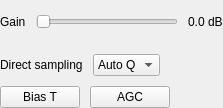
Old version of the form interfaces/sdr/sdr_device_rtlsdr_rxctl.ui in the repository csete/softrig.
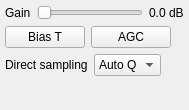
New version of the form.

Commit message: Work on RTL-SDR backend and UI

Diff of the .ui file:
```diff
--- a/interfaces/sdr/sdr_device_rtlsdr_rxctl.ui
+++ b/interfaces/sdr/sdr_device_rtlsdr_rxctl.ui
@@ -6,34 +6,28 @@
    <rect>
     <x>0</x>
     <y>0</y>
-    <width>223</width>
-    <height>108</height>
+    <width>189</width>
+    <height>110</height>
    </rect>
   </property>
   <property name="windowTitle">
    <string>Form</string>
   </property>
   <layout class="QVBoxLayout" name="verticalLayout">
-   <property name="spacing">
-    <number>10</number>
-   </property>
    <property name="leftMargin">
-    <number>0</number>
+    <number>5</number>
    </property>
    <property name="topMargin">
-    <number>0</number>
+    <number>5</number>
    </property>
    <property name="rightMargin">
-    <number>0</number>
+    <number>5</number>
    </property>
    <property name="bottomMargin">
-    <number>0</number>
+    <number>5</number>
    </property>
    <item>
-    <layout class="QHBoxLayout" name="horizontalLayout">
-     <property name="spacing">
-      <number>10</number>
-     </property>
+    <layout class="QHBoxLayout" name="horizontalLayout_2">
      <item>
       <widget class="QLabel" name="gainLabel">
        <property name="text">
@@ -49,7 +43,10 @@
       </widget>
      </item>
      <item>
-      <widget class="QLabel" name="gainInfoLabel">
+      <widget class="QLabel" name="gainValueLabel">
+       <property name="toolTip">
+        <string>Tuner gain value</string>
+       </property>
        <property name="text">
         <string>0.0 dB</string>
        </property>
@@ -58,10 +55,50 @@
     </layout>
    </item>
    <item>
-    <layout class="QHBoxLayout" name="horizontalLayout_2">
-     <property name="spacing">
-      <number>10</number>
-     </property>
+    <layout class="QHBoxLayout" name="horizontalLayout">
+     <item>
+      <widget class="QPushButton" name="biasButton">
+       <property name="toolTip">
+        <string>Toggle DC bias voltage on antenna connector</string>
+       </property>
+       <property name="text">
+        <string>Bias T</string>
+       </property>
+       <property name="checkable">
+        <bool>true</bool>
+       </property>
+      </widget>
+     </item>
+     <item>
+      <widget class="QPushButton" name="agcButton">
+       <property name="toolTip">
+        <string>Toggle automatic gain control in the device</string>
+       </property>
+       <property name="text">
+        <string>AGC</string>
+       </property>
+       <property name="checkable">
+        <bool>true</bool>
+       </property>
+      </widget>
+     </item>
+     <item>
+      <spacer name="horizontalSpacer">
+       <property name="orientation">
+        <enum>Qt::Horizontal</enum>
+       </property>
+       <property name="sizeHint" stdset="0">
+        <size>
+         <width>40</width>
+         <height>20</height>
+        </size>
+       </property>
+      </spacer>
+     </item>
+    </layout>
+   </item>
+   <item>
+    <layout class="QHBoxLayout" name="horizontalLayout_3">
      <item>
       <widget class="QLabel" name="dsLabel">
        <property name="text">
@@ -102,46 +139,6 @@
       </widget>
      </item>
      <item>
-      <spacer name="horizontalSpacer_3">
-       <property name="orientation">
-        <enum>Qt::Horizontal</enum>
-       </property>
-       <property name="sizeHint" stdset="0">
-        <size>
-         <width>40</width>
-         <height>20</height>
-        </size>
-       </property>
-      </spacer>
-     </item>
-    </layout>
-   </item>
-   <item>
-    <layout class="QHBoxLayout" name="horizontalLayout_3">
-     <property name="spacing">
-      <number>10</number>
-     </property>
-     <item>
-      <widget class="QPushButton" name="biasButton">
-       <property name="text">
-        <string>Bias T</string>
-       </property>
-       <property name="checkable">
-        <bool>true</bool>
-       </property>
-      </widget>
-     </item>
-     <item>
-      <widget class="QPushButton" name="agcButton">
-       <property name="text">
-        <string>AGC</string>
-       </property>
-       <property name="checkable">
-        <bool>true</bool>
-       </property>
-      </widget>
-     </item>
-     <item>
       <spacer name="horizontalSpacer_2">
        <property name="orientation">
         <enum>Qt::Horizontal</enum>
@@ -156,6 +153,19 @@
      </item>
     </layout>
    </item>
+   <item>
+    <spacer name="verticalSpacer">
+     <property name="orientation">
+      <enum>Qt::Vertical</enum>
+     </property>
+     <property name="sizeHint" stdset="0">
+      <size>
+       <width>20</width>
+       <height>1</height>
+      </size>
+     </property>
+    </spacer>
+   </item>
   </layout>
  </widget>
  <resources/>
```
Left out of the diff: 6 changed lines with no effect on the pictures. The commit also changes 5 other files.
